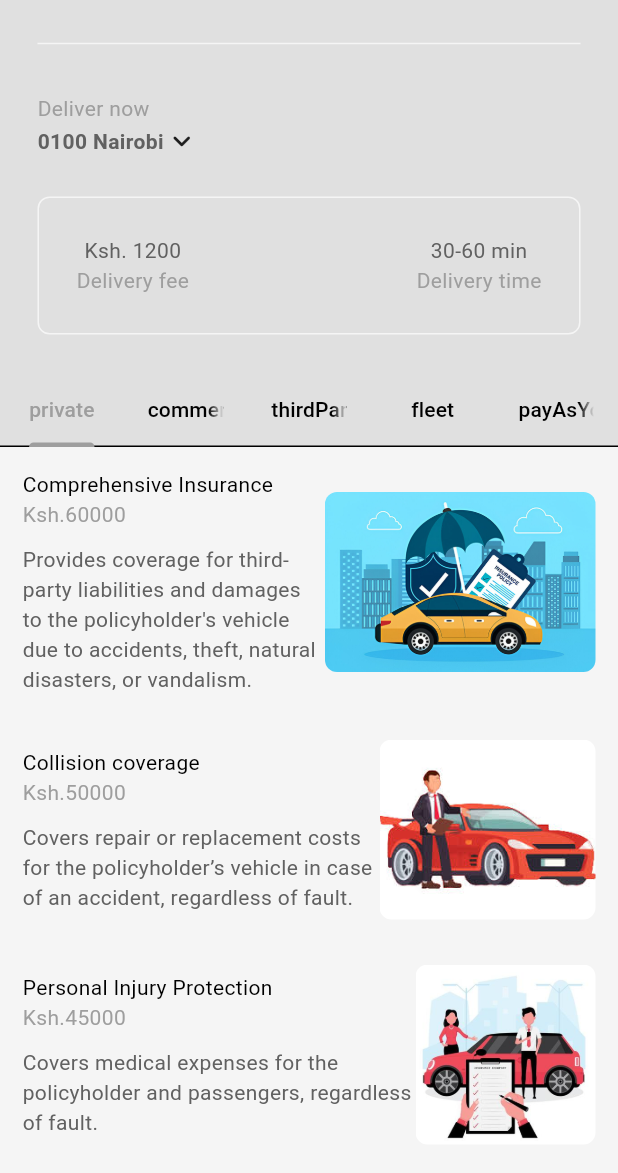
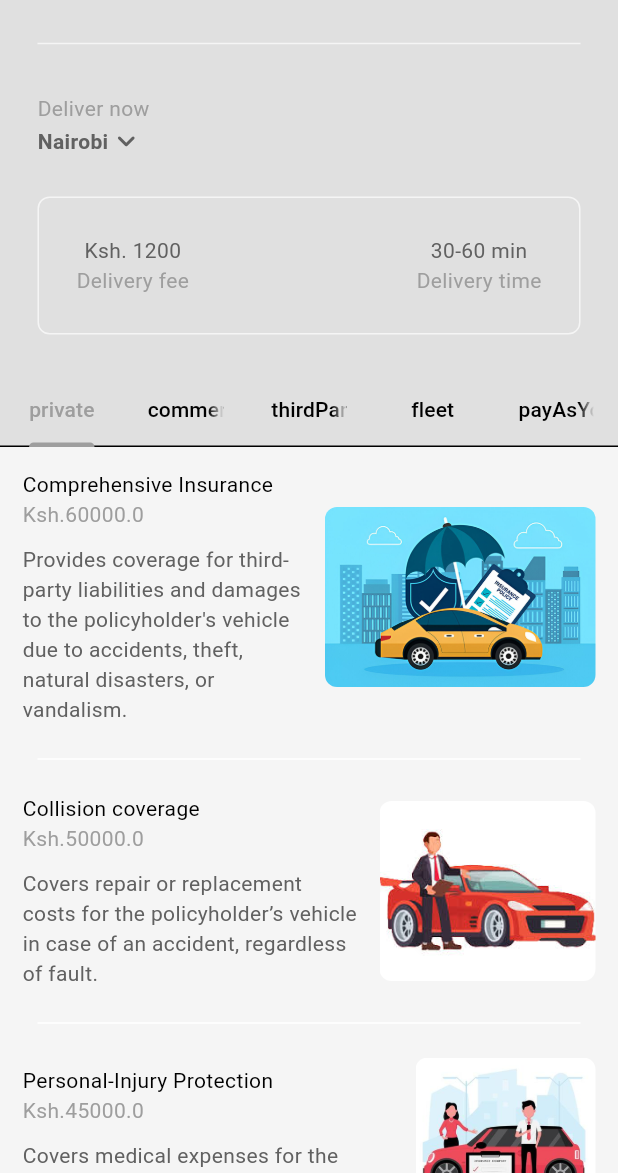
Before and after one commit to Gichbuoy/cars_ms, a Flutter app: the HomePage screen opened directly, on a phone screen of 412 x 824 dp, the part 63-1236 px from its top. Run offline on Flutter 3.47's test engine with Material 3 defaults, Android fonts, the phone set to English and light mode, and no system bars; our stand-ins replace cloud_firestore, firebase_auth, firebase_core, flutter_credit_card; accounts and stored records are empty; network calls fail.

Commit message:
bugs & fixes

```diff
--- a/lib/components/my_current_location.dart
+++ b/lib/components/my_current_location.dart
@@ -1,4 +1,6 @@
+import 'package:cars_ms/models/insurance_options.dart';
 import 'package:flutter/material.dart';
+import 'package:provider/provider.dart';
 
 class MyCurrentLocation extends StatelessWidget {
   const MyCurrentLocation({super.key});
@@ -9,18 +11,26 @@ class MyCurrentLocation extends StatelessWidget {
         builder: (context) => AlertDialog(
           title: const Text("Your Location"),
           content: const TextField(
-            decoration: InputDecoration(hintText: "Search Address..."),
+            decoration: InputDecoration(hintText: "Enter  Address..."),
           ),
           actions: [
             // cancel button
             MaterialButton(
-              onPressed: () => Navigator.pop(context),
+              onPressed: () {
+                Navigator.pop(context);
+              },
               child: const Text('Cancel'),
             ),
 
             // save button
             MaterialButton(
-              onPressed: () => Navigator.pop(context),
+              onPressed: () {
+                // update delivery address
+                // String newAddress = textController.text;
+                // context.read<InsuranceOptions>().updateDeliveryAddress(newAddress);
+                Navigator.pop(context);
+                // textController.clear();
+              },
               child: const Text('Save'),
             ),
           ],
@@ -44,16 +54,21 @@ class MyCurrentLocation extends StatelessWidget {
             child: Row(
               children: [
                 // address
-                Text(
-                  "0100 Nairobi",
-                  style: TextStyle(
-                    color: Theme.of(context).colorScheme.inversePrimary,
-                    fontWeight: FontWeight.bold,
-                  ),
+                Consumer<InsuranceOptions>(
+                    builder: (context, insuranceOptions, child) => Text(
+                      insuranceOptions.deliveryAddress,
+                      style: TextStyle(
+                        color: Theme.of(context).colorScheme.inversePrimary,
+                        fontWeight: FontWeight.bold,
+                      ),
+                    ),
                 ),
 
                 // dropdown menu
-                Icon(Icons.keyboard_arrow_down_rounded),
+                Icon(
+                  Icons.keyboard_arrow_down_rounded,
+                  color: Theme.of(context).colorScheme.inversePrimary,
+                ),
               ],
             ),
           )
--- a/lib/components/my_drawer.dart
+++ b/lib/components/my_drawer.dart
@@ -1,9 +1,15 @@
 import 'package:cars_ms/components/my_drawer_tile.dart';
 import 'package:cars_ms/pages/settings_page.dart';
+import 'package:cars_ms/services/auth/auth_service.dart';
 import 'package:flutter/material.dart';
 
 class MyDrawer extends StatelessWidget {
   const MyDrawer({super.key});
+
+  void logout(){
+    final authService = AuthService();
+    authService.signOut();
+  }
 
   @override
   Widget build(BuildContext context) {
--- a/lib/components/my_insurance_tile.dart
+++ b/lib/components/my_insurance_tile.dart
@@ -45,6 +45,8 @@ class InsuranceTile extends StatelessWidget {
                     )
                 ),
 
+                const SizedBox(width: 15),
+
                 // Insurance Image
                 ClipRRect(
                   borderRadius: BorderRadius.circular(8),
@@ -53,7 +55,14 @@ class InsuranceTile extends StatelessWidget {
               ],
             ),
           )
-        )
+        ),
+
+        // divider
+        Divider(
+          color: Theme.of(context).colorScheme.tertiary,
+          endIndent: 25,
+          indent: 25,
+        ),
       ],
     );
   }
--- a/lib/models/insurance.dart
+++ b/lib/models/insurance.dart
@@ -3,7 +3,7 @@ class Insurance {
   final String name;
   final String description;
   final String imagePath;
-  final String price;
+  final double price;
   final InsuranceCategory category;
   List<Addon> availableAddons;
 
--- a/lib/models/insurance_options.dart
+++ b/lib/models/insurance_options.dart
@@ -1,4 +1,7 @@
+import 'package:cars_ms/models/cart_item.dart';
+import 'package:collection/collection.dart';
 import 'package:flutter/material.dart';
+import 'package:intl/intl.dart';
 
 import 'insurance.dart';
 
@@ -10,55 +13,57 @@ class InsuranceOptions extends ChangeNotifier {
         name: "Comprehensive Insurance",
         description: "Provides coverage for third-party liabilities and damages to the policyholder's vehicle due to accidents, theft, natural disasters, or vandalism.",
         imagePath: "lib/img/private_car/private5.png",
-        price:  "60000",
+        price: 60000,
         category: InsuranceCategory.private,
         availableAddons: [
-          Addon(name: "Personal accident coverage", price: 5000),
-          Addon(name: "personal, non-commercial purposes", price: 3000)
+          Addon(name: "Personal coverage: ", price: 50000),
+          Addon(name: "Passenger coverage: ", price: 25000),
+          Addon(name: "non-commercial purposes: ", price: 30000)
         ],
     ),
     Insurance(
       name: "Collision coverage",
       description: "Covers repair or replacement costs for the policyholder’s vehicle in case of an accident, regardless of fault.",
       imagePath: "lib/img/private_car/private1.jpeg",
-      price:  "50000",
+      price: 50000,
       category: InsuranceCategory.private,
       availableAddons: [
-        Addon(name: "Passenger accident coverage", price: 3000),
-        Addon(name: "personal coverage", price: 4000)
+        Addon(name: "Passenger coverage: ", price: 33000),
+        Addon(name: "personal coverage: ", price: 39000)
       ],
     ),
     Insurance(
-      name: "Personal Injury Protection",
+      name: "Personal-Injury Protection",
       description: "Covers medical expenses for the policyholder and passengers, regardless of fault.",
       imagePath: "lib/img/private_car/private2.jpg",
-      price:  "45000",
+      price: 45000,
       category: InsuranceCategory.private,
       availableAddons: [
-        Addon(name: "Personal accident coverage", price: 5000),
-        Addon(name: "personal and non-commercial purposes", price: 3000)
+        Addon(name: "Personal accident coverage: ", price: 42000),
+        Addon(name: "Commercial purposes: ", price: 31000),
+        Addon(name: "non-commercial purposes: ", price: 31000)
       ],
     ),
     Insurance(
-      name: "Uninsured/Under insured Motorist Coverage",
+      name: "Uninsured Motorist Coverage",
       description: "Provides coverage if the policyholder is hit by a driver with insufficient or no insurance.",
       imagePath: "lib/img/private_car/private3.jpeg",
-      price:  "65000",
+      price: 65000,
       category: InsuranceCategory.private,
       availableAddons: [
-        Addon(name: "Personal accident coverage", price: 5000),
-        Addon(name: "personal and non-commercial purposes", price: 3000)
+        Addon(name: "commercial coverage: ", price: 27000),
+        Addon(name: "non-commercial purposes: ", price: 29000)
       ],
     ),
     Insurance(
       name: "Engine Protection Cover",
       description: "Covers damages to the engine and its components, often excluded in standard policies.",
       imagePath: "lib/img/private_car/private4.jpeg",
-      price:  "90000",
+      price: 90000,
       category: InsuranceCategory.private,
       availableAddons: [
-        Addon(name: "Modified Engines", price: 150000),
-        Addon(name: "New motor", price: 120000)
+        Addon(name: "Modified Engines: ", price: 150000),
+        Addon(name: "New motor: ", price: 120000)
       ],
     ),
 
@@ -68,185 +73,189 @@ class InsuranceOptions extends ChangeNotifier {
       name: "Commercial Insurance",
       description: "For vehicles used for business purposes (e.g., delivery trucks, taxis, or ride-sharing services).",
       imagePath: "lib/img/commercial/com1.png",
-      price:  "72000",
+      price: 72000,
       category: InsuranceCategory.commercial,
       availableAddons: [
-        Addon(name: "coverage for cargo,", price: 100000),
-        Addon(name: "coverage for passengers/drivers,", price: 50000)
+        Addon(name: "coverage for cargo: ", price: 100000),
+        Addon(name: "passengers coverage: ", price: 50000)
       ],
     ),
     Insurance(
-      name: "Roadside Assistance Coverage",
+      name: "Roadside-Assistance Coverage",
       description: "Provides help for breakdowns, towing, fuel delivery, or flat tire repair.",
       imagePath: "lib/img/commercial/com2.jpg",
-      price:  "30000",
+      price: 30000,
       category: InsuranceCategory.commercial,
       availableAddons: [
-        Addon(name: "Flatbed", price: 90000),
-        Addon(name: "Breakdown and towing", price: 40000)
+        Addon(name: "Flatbed: ", price: 90000),
+        Addon(name: "Breakdown & towing: ", price: 40000)
       ],
     ),
     Insurance(
       name: "Key Replacement Cover",
       description: "Covers cost associated with losing or replacing keys.",
       imagePath: "lib/img/commercial/com3.jpg",
-      price:  "10000",
+      price: 10000,
       category: InsuranceCategory.commercial,
       availableAddons: [
-        Addon(name: "Key Programming", price: 7000),
-        Addon(name: "Duplicate Key", price: 5000)
+        Addon(name: "Key Programming: ", price: 7000),
+        Addon(name: "Duplicate Key: ", price: 5000)
       ],
     ),
     Insurance(
       name: "Passenger Cover",
       description: "Offers personal accident insurance for passengers in the vehicle.",
       imagePath: "lib/img/commercial/com4.png",
-      price:  "20000",
+      price: 20000,
       category: InsuranceCategory.commercial,
       availableAddons: [
-        Addon(name: "Each passenger", price: 10000),
+        Addon(name: "Each passenger: ", price: 10000),
+        Addon(name: "Medical treatment: ", price: 20000),
+
       ],
     ),
     Insurance(
       name: "Temporary Insurance",
       description: "Provides coverage for a limited duration, typically from a few days to a few months.",
       imagePath: "lib/img/commercial/com5.jpg",
-      price:  "10000",
+      price: 10000,
       category: InsuranceCategory.commercial,
       availableAddons: [
-        Addon(name: "Change to Yearly", price: 50000),
+        Addon(name: "Change to Yearly: ", price: 50000),
+        Addon(name: "Change to Monthly: ", price: 5000),
       ],
     ),
 
 
     // 3rd party insurance
     Insurance(
-      name: "Third-Party Liability Insurance",
+      name: "3rd Party Insurance",
       description: "Covers damages or injuries caused to a third party (person, vehicle, or property).",
       imagePath: "lib/img/third_party/third1.jpg",
-      price:  "40000",
+      price: 40000,
       category: InsuranceCategory.thirdParty,
       availableAddons: [
-        Addon(name: "Cover for policyholder's own vehicle", price: 55000),
-        Addon(name: "Cover damage on policyholder's or passenger", price: 65000),
+        Addon(name: "policyholder's vehicle: ", price: 55000),
+        Addon(name: "policyholder's passenger: ", price: 65000),
       ],
     ),
     Insurance(
-      name: "Third Party Vehicle Damage Insurance",
+      name: "Vehicle Damage Insurance",
       description: "Covers damage caused to another person’s property (e.g., vehicle, house, or shop).",
       imagePath: "lib/img/third_party/third2.jpg",
-      price:  "45000",
+      price: 45000,
       category: InsuranceCategory.thirdParty,
       availableAddons: [
-        Addon(name: "Cover for policyholder's own vehicle", price: 55000),
-        Addon(name: "Cover damage on policyholder's or passenger", price: 65000),      ],
+        Addon(name: "policyholder's vehicle: ", price: 55000),
+        Addon(name: "policyholder's passenger: ", price: 65000),      ],
     ),
     Insurance(
-      name: "Third-Party Bodily Injury Insurance",
+      name: "Bodily Injury Insurance",
       description: "Covers medical expenses, legal liabilities, or compensation claims if someone is injured or dies due to the policyholder's vehicle.",
       imagePath: "lib/img/third_party/third3.jpeg",
-      price:  "42000",
+      price: 42000,
       category: InsuranceCategory.thirdParty,
       availableAddons: [
-        Addon(name: "Cover medical expenses", price: 60000),
-        Addon(name: "Cover compensation", price: 65000),      ],
+        Addon(name: "Cover medical expenses: ", price: 60000),
+        Addon(name: "Cover compensation: ", price: 65000),      ],
     ),
     Insurance(
-      name: "Third-Party Only Insurance",
+      name: "3rd-Party Only Insurance",
       description: "The basic mandatory type, covering property and injury liabilities but excluding the policyholder's vehicle.",
       imagePath: "lib/img/third_party/third4.jpg",
-      price:  "50000",
+      price: 50000,
       category: InsuranceCategory.thirdParty,
       availableAddons: [
-        Addon(name: "Legal Expense Cover:", price: 50000),
-        Addon(name: "3rd party Passenger Cover::", price: 30000),
+        Addon(name: "Legal Expense Cover: ", price: 50000),
+        Addon(name: "3rd party Passenger Cover: ", price: 30000),
       ],
     ),
     Insurance(
-      name: "Third-Party Only Insurance",
+      name: "3rd-Party Insurance",
       description: "The basic mandatory type, covering property and injury liabilities but excluding the policyholder's vehicle.",
       imagePath: "lib/img/third_party/third1.jpg",
-      price:  "50000",
+      price: 53000,
       category: InsuranceCategory.thirdParty,
       availableAddons: [
-        Addon(name: "Legal Expense Cover:", price: 50000),
-        Addon(name: "3rd party Passenger Cover::", price: 30000),
+        Addon(name: "Legal Expense Cover: ", price: 50000),
+        Addon(name: "3rd party Passenger Cover: ", price: 30000),
       ],
     ),
 
 
     // fleet insurance
     Insurance(
-      name: "Liability-Only Fleet Insurance",
+      name: "Liability Fleet",
       description: "Covers third-party property damage or injury caused by any vehicle in the fleet.",
       imagePath: "lib/img/fleet/fleet1.jpg",
-      price:  "25000",
+      price: 25000,
       category: InsuranceCategory.fleet,
       availableAddons: [
-        Addon(name: "Cargo Coverage:", price: 50000),
-        Addon(name: "Replacement Vehicle Cover:", price: 62000),
+        Addon(name: "Cargo Coverage: ", price: 50000),
+        Addon(name: "Replacement Vehicle Cover: ", price: 62000),
       ],
     ),
     Insurance(
-      name: "Comprehensive Fleet Insurance:",
+      name: "Fleet Insurance:",
       description: "Covers both third-party liabilities and damage to vehicles in the fleet.",
       imagePath: "lib/img/fleet/fleet2.png",
-      price:  "44000",
+      price: 44000,
       category: InsuranceCategory.fleet,
       availableAddons: [
-        Addon(name: "Tracking and Monitoring:", price: 35000),
-        Addon(name: "Driving Behavior Analytics:", price: 30000),
+        Addon(name: "Tracking and Monitoring: ", price: 35000),
+        Addon(name: "Driving Behavior Analytics: ", price: 30000),
       ],
     ),
     Insurance(
-      name: "Specialized Fleet Insurance",
+      name: "Specialized Insurance",
       description: "Tailored for specific industries (e.g., logistics, delivery, or taxi services) and may include cargo coverage or passenger liability.",
       imagePath: "lib/img/fleet/fleet3.jpeg",
-      price:  "90000",
+      price:  90000,
       category: InsuranceCategory.fleet,
       availableAddons: [
-        Addon(name: "Cargo Coverage:", price: 100000),
-        Addon(name: "Replacement Vehicle Cover:", price: 6000),
+        Addon(name: "Cargo Coverage: ", price: 100000),
+        Addon(name: "Replacement Vehicle Cover: ", price: 6000),
       ],
     ),
     Insurance(
-      name: "No Claim Bonus (NCB) Protection",
+      name: "No Claim Bonus (NCB)",
       description: "Retains the NCB even if one vehicle in the fleet makes a claim.",
       imagePath: "lib/img/fleet/fleet4.jpeg",
-      price:  "50000",
+      price:  50000,
       category: InsuranceCategory.fleet,
       availableAddons: [
-        Addon(name: "Legal Expense Cover:", price: 50000),
-        Addon(name: "3rd party Passenger Cover::", price: 30000),
+        Addon(name: "Legal Expense Cover: ", price: 50000),
+        Addon(name: "3rd party Passenger Cover: ", price: 30000),
       ],
     ),
     Insurance(
       name: "Usage-Based Insurance",
       description: "Premiums depend on driving behavior, tracked via telematics devices or apps.",
       imagePath: "lib/img/fleet/fleet5.png",
-      price:  "103000",
+      price:  103000,
       category: InsuranceCategory.fleet,
       availableAddons: [
-        Addon(name: "Total Fleet Cover:", price: 150000),
+        Addon(name: "Total Fleet Cover: ", price: 150000),
       ],
     ),
 
     // pay-as-you-drive insurance
     Insurance(
-      name: "Pay-As-You-Drive Insurance (Usage-Based Insurance)",
+      name: "Pay-As-You-Drive",
       description: "Depend on the actual mileage driven by the policyholder.",
       imagePath: "lib/img/drive/v5.jpg",
-      price:  "445000",
+      price:  45000,
       category: InsuranceCategory.payAsYouDrive,
       availableAddons: [
-        Addon(name: "Zero Depreciation Cover:", price: 33000),
+        Addon(name: "Zero Depreciation Cover: ", price: 33000),
+        Addon(name: "High Depreciation Cover: ", price: 69000),
       ],
     ),
     Insurance(
-      name: "Distance-Based PAYD Insurance:",
+      name: "Distance-Based Insurance:",
       description: "Charges premiums based on total miles or kilometers driven.",
       imagePath: "lib/img/drive/v4.jpg",
-      price:  "115000",
+      price:  115000,
       category: InsuranceCategory.payAsYouDrive,
       availableAddons: [
         Addon(name: "Accident Forgiveness:", price: 88000),
@@ -254,39 +263,46 @@ class InsuranceOptions extends ChangeNotifier {
       ],
     ),
     Insurance(
-      name: "Behavior-Based PAYD Insurance:",
+      name: "Behavior-Based Insurance:",
       description: "Uses telematics to monitor driving habits, including speed, braking, and acceleration, to determine premiums.",
       imagePath: "lib/img/drive/v3.jpeg",
-      price:  "78000",
+      price:  78000,
       category: InsuranceCategory.payAsYouDrive,
       availableAddons: [
-        Addon(name: "Breakdown Assistance:", price: 55000),
-        Addon(name: "Pay-How-You-Drive:", price: 48000),
+        Addon(name: "Breakdown Assistance: ", price: 55000),
+        Addon(name: "Pay-How-You-Drive: ", price: 48000),
       ],
     ),
     Insurance(
       name: "Hybrid PAYD Insurance",
       description: " Combines distance and behavior monitoring for premium calculations.",
       imagePath: "lib/img/drive/v2.jpeg",
-      price:  "49500",
+      price:  49500,
       category: InsuranceCategory.payAsYouDrive,
       availableAddons: [
-        Addon(name: "Total Fleet Cover:", price: 150000),
-        Addon(name: "Pay-How-You-Drive:", price: 48000),
+        Addon(name: "Total Fleet Cover: ", price: 150000),
+        Addon(name: "Pay-How-You-Drive: ", price: 48000),
       ],
     ),
     Insurance(
       name: "Seasonal Coverage",
       description: "Allows activation of coverage during specific periods when the vehicle is used more frequently.",
       imagePath: "lib/img/drive/v1.jpg",
-      price:  "54000",
+      price:  54000,
       category: InsuranceCategory.payAsYouDrive,
       availableAddons: [
-        Addon(name: "Glass and Windscreen Cover::", price: 61000),
+        Addon(name: "Glass and Windscreen Cover: ", price: 61000),
+        Addon(name: "Scratches and Bodywork: ", price: 20000),
       ],
     ),
 
   ];
+
+  // user cart
+  final List<CartItem> _cart = [];
+
+  // delivery address
+  String _deliveryAddress = 'Nairobi';
 
   /*
 
@@ -295,6 +311,8 @@ class InsuranceOptions extends ChangeNotifier {
    */
 
   List<Insurance> get menu => _menu;
+  List<CartItem> get cart => _cart;
+  String get deliveryAddress => _deliveryAddress;
 
   /*
 
@@ -302,15 +320,86 @@ class InsuranceOptions extends ChangeNotifier {
 
   */
 
+
   // add to cart
+  void addToCart(Insurance insurance, List<Addon> selectedAddons) {
+    // see if there is a cart item with the same insurance and selected addons
+    CartItem? cartItem = _cart.firstWhereOrNull((item) {
+      // check if the insurance items are the same
+      bool isSameInsurance = item.insurance == insurance;
+
+      // check if the list of selected addons are the same
+      bool isSameAddons = const ListEquality().equals(item.selectedAddons, selectedAddons);
+    return isSameInsurance && isSameAddons;
+    });
+
+    // if item already exists, increase its quantity
+    if (cartItem != null){
+      cartItem.quantity++;
+    }
+
+    // otherwise add a new cart item to the cart
+    else {
+      _cart.add(
+        CartItem(
+          insurance: insurance,
+          selectedAddons: selectedAddons,
+        ),
+      );
+    }
+    notifyListeners();
+  }
 
   // remove from cart
+  void removeFromCart(CartItem cartItem) {
+    int cartIndex = _cart.indexOf(cartItem);
+
+    if (cartIndex != -1) {
+      if(_cart[cartIndex].quantity > 1) {
+        _cart[cartIndex].quantity--;
+      } else {
+        _cart.removeAt(cartIndex);
+      }
+    }
+    notifyListeners();
+  }
 
   // get total price of cart
+  double getTotalPrice() {
+    double total = 0.0;
+
+    for(CartItem cartItem in _cart) {
+      double itemTotal = cartItem.insurance.price;
+
+      for (Addon addon in cartItem.selectedAddons) {
+        itemTotal += addon.price;
+      }
+      total += itemTotal * cartItem.quantity;
+    }
+    return total;
+  }
 
   // get total number of items in the cart
+  int getTotalItemCount(){
+    int totalItemCount = 0;
+
+    for(CartItem cartItem in _cart) {
+      totalItemCount  += cartItem.quantity;
+    }
+    return totalItemCount;
+  }
 
   // clear the cart
+  void clearCart(){
+    _cart.clear();
+    notifyListeners();
+  }
+
+  // update delivery address
+  void updateDeliveryAddress(String newAddress) {
+    _deliveryAddress = newAddress;
+    notifyListeners();
+  }
 
   /*
 
@@ -318,8 +407,45 @@ class InsuranceOptions extends ChangeNotifier {
 
   */
   // generate a receipt
+  String displayCartReceipt(){
+    final receipt = StringBuffer();
+    receipt.writeln("Here is your receipt.");
+    receipt.writeln();
+
+    // format the date to include up to seconds only
+    String formattedDate =
+      DateFormat('yyyy-MM-dd HH:mm:ss').format(DateTime.now());
+
+    receipt.writeln(formattedDate);
+    receipt.writeln();
+    receipt.writeln("----------------");
+
+    for (final cartItem in _cart){
+      receipt.writeln(
+        "${cartItem.quantity} x ${cartItem.insurance.name} - ${_formatPrice(cartItem.insurance.price)}");
+      if (cartItem.selectedAddons.isNotEmpty){
+        receipt
+          .writeln("   Add-ons: ${_formatAddons(cartItem.selectedAddons)}");
+      }
+      receipt.writeln();
+    }
+
+    receipt.writeln("----------------");
+    receipt.writeln();
+    receipt.writeln("Total Items: ${getTotalItemCount()}");
+    receipt.writeln("Total Price: ${_formatPrice(getTotalPrice())}");
+
+    return receipt.toString();
+
+  }
 
   // format double value into money
+  String _formatPrice(double price){
+    return "Ksh. " + price.toStringAsFixed(2);
+  }
 
-  // forat list addons into a string summary
+  // format list addons into a string summary
+  String _formatAddons(List<Addon> addons){
+    return addons.map((addon) => "${addon.name} (${_formatPrice(addon.price)})").join(", ");
+  }
 }
--- a/pubspec.yaml
+++ b/pubspec.yaml
@@ -36,6 +36,12 @@ dependencies:
   # Use with the CupertinoIcons class for iOS style icons.
   cupertino_icons: ^1.0.6
   provider: ^6.1.2
+  collection: ^1.18.0
+  flutter_credit_card: ^4.0.1
+  intl: ^0.20.0
+  firebase_core: ^3.4.0
+  firebase_auth: ^5.2.0
+  cloud_firestore: ^5.4.0
 
 dev_dependencies:
   flutter_test:
```
Also changed, not shown: lib/components/my_sliver_app_bar.dart (+10 -1 lines), lib/main.dart (+6 -3 lines), lib/pages/home_page.dart (+7 -1 lines), lib/pages/login_page.dart (+27 -12 lines), lib/pages/register_page.dart (+42 -3 lines), lib/img/fleet/fleet3.jpeg, lib/img/fleet/fleet5.png, pubspec.lock, 6 other files.
